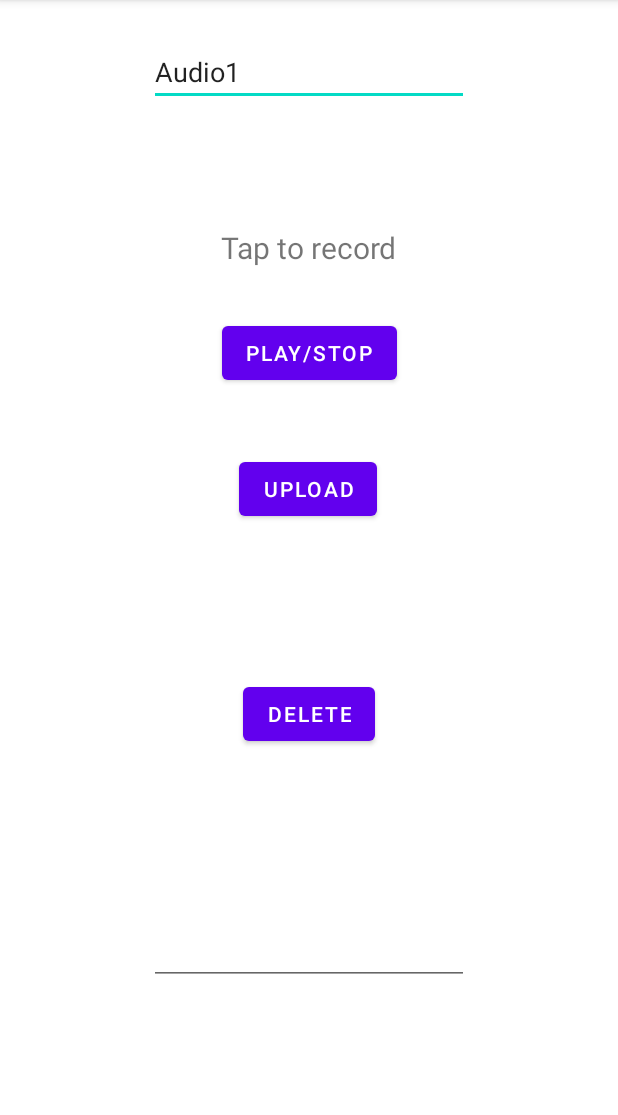
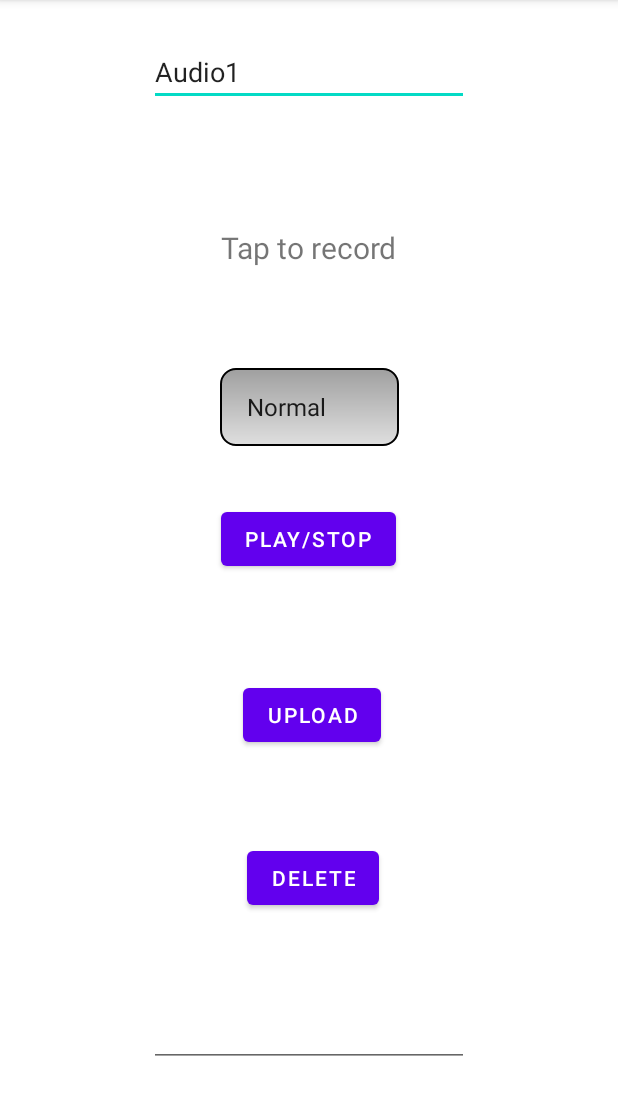
Before and after one commit to BatKol/BatKol, an Android app: the newRecordActivity screen opened directly, with no data from a screen before it, after a tap on "PLAY/STOP", on a phone screen of 412 x 824 dp, the part 84-1199 px from its top. Run offline under Robolectric (Android 15) with nearby library versions, the phone set to English and light mode, and no system bars; our stand-ins replace Firebase (no records; nobody signed in at launch, a user with empty details on screens opened directly); 2 other taps on this screen came first.

Commit message:
add effects to records, also fixed layout card bug

```diff
--- a/app/src/main/java/com/example/batkol/Main_flow.java
+++ b/app/src/main/java/com/example/batkol/Main_flow.java
@@ -184,6 +184,10 @@ public class Main_flow extends AppCompatActivity{
             card.setCreatorName(posts.get(i).name);
             card.setPublishDate(posts.get(i).date.toString());
             card.setRecordUrl(posts.get(i).url);
+            float[] effect = new float[2];
+            effect[0] = posts.get(i).record_pitch;
+            effect[1] = posts.get(i).record_speed;
+            card.setEffect(effect);
             cards.add(card);
 
         }
--- a/app/src/main/java/com/example/batkol/RegisterActivity.java
+++ b/app/src/main/java/com/example/batkol/RegisterActivity.java
@@ -1,14 +1,12 @@
 package com.example.batkol;
 
 import android.content.Intent;
-import android.net.Uri;
 import android.os.Bundle;
 
 import androidx.annotation.NonNull;
 import androidx.appcompat.app.AppCompatActivity;
 
 
-import android.provider.ContactsContract;
 import android.util.Log;
 import android.view.View;
 import android.widget.Button;
@@ -24,6 +22,8 @@ import com.google.firebase.auth.FirebaseAuth;
 import com.google.firebase.auth.FirebaseUser;
 import com.google.firebase.auth.UserProfileChangeRequest;
 import com.google.firebase.firestore.FirebaseFirestore;
+
+import models.User;
 
 public class RegisterActivity extends AppCompatActivity implements View.OnClickListener {
 
@@ -118,6 +118,7 @@ public class RegisterActivity extends AppCompatActivity implements View.OnClickL
                 });
     }
 
+
     private void updateUserInformation(FirebaseUser firebaseUser) {
         userObject = new User(firebaseUser.getUid(),userName.getText().toString(),userPhone.getText().toString(), userEmail.getText().toString());
 
--- a/app/src/main/java/com/example/batkol/newRecordActivity.java
+++ b/app/src/main/java/com/example/batkol/newRecordActivity.java
@@ -11,8 +11,10 @@ import android.content.Context;
 import android.content.Intent;
 import android.content.pm.PackageManager;
 import android.media.AudioFormat;
+import android.media.AudioTrack;
 import android.media.MediaPlayer;
 import android.media.MediaRecorder;
+import android.media.PlaybackParams;
 import android.net.Uri;
 import android.os.Build;
 import android.os.Bundle;
@@ -20,8 +22,10 @@ import android.speech.RecognizerIntent;
 import android.util.Log;
 import android.view.MotionEvent;
 import android.view.View;
+import android.widget.ArrayAdapter;
 import android.widget.Button;
 import android.widget.EditText;
+import android.widget.Spinner;
 import android.widget.TextView;
 import android.widget.Toast;
 
@@ -66,6 +70,7 @@ public class newRecordActivity extends AppCompatActivity implements View.OnClick
     boolean playing = false, recording = false,canUpload = false;
     String recordNameS = null;
     FirebaseStorage storage = FirebaseStorage.getInstance();
+    private Spinner freqSpinner;
     private MediaPlayer player = null;
     FirebaseUser user;
     FirebaseFirestore db;
@@ -73,7 +78,7 @@ public class newRecordActivity extends AppCompatActivity implements View.OnClick
     Boolean finishUpload = false;
     STT stt;
     ArrayList<String> datastt= new ArrayList<>();
-
+    ArrayAdapter<String> effectAdapter;
 
     @Override
     protected void onCreate(Bundle savedInstanceState)
@@ -88,6 +93,7 @@ public class newRecordActivity extends AppCompatActivity implements View.OnClick
         btn_play = (Button)findViewById(R.id.button_play);
         btn_delete = (Button)findViewById(R.id.button_delete);
         description = findViewById(R.id.description_text);
+        freqSpinner = findViewById(R.id.freqSpinner);
 
         btn_delete.setVisibility(View.INVISIBLE);
         btn_upload.setVisibility(View.INVISIBLE);
@@ -96,6 +102,13 @@ public class newRecordActivity extends AppCompatActivity implements View.OnClick
         mAuth = FirebaseAuth.getInstance();
         db = FirebaseFirestore.getInstance();
         user = mAuth.getCurrentUser();
+
+
+        String[] effectsList = getResources().getStringArray(R.array.Effects);
+        effectAdapter = new ArrayAdapter<String>(this, android.R.layout.simple_spinner_item, effectsList);
+        effectAdapter.setDropDownViewResource(android.R.layout.simple_spinner_dropdown_item);
+        freqSpinner.setAdapter(effectAdapter);
+        freqSpinner.setVisibility(View.GONE);
 
         btn_delete.setOnClickListener(this);
         btn_upload.setOnClickListener(this);
@@ -121,7 +134,7 @@ public class newRecordActivity extends AppCompatActivity implements View.OnClick
 //            }
 //        });
     }
-
+;
     @Override
     public void onClick(View v) {
         if (v == btn_record){
@@ -192,7 +205,8 @@ public class newRecordActivity extends AppCompatActivity implements View.OnClick
                     String dateF = pf.format(date);
                     //postID
                     String postID = AlgorithmsLibrary.hashMD5(userID+fileName+descrition+date);
-                    AudioPosts post = new AudioPosts(username,fileName,url,descrition,postID,userID,date);
+                    float[] effect = getRecordEffect();
+                    AudioPosts post = new AudioPosts(username,fileName,url,descrition,postID,userID,date, effect[0],effect[1]);
 
 
                     db.collection("Posts").document(postID)
@@ -227,10 +241,6 @@ public class newRecordActivity extends AppCompatActivity implements View.OnClick
                                     Log.w("UploadTask", "Error writing document", e);
                                 }
                             });
-
-
-
-
                 }
             });
 
@@ -249,6 +259,11 @@ public class newRecordActivity extends AppCompatActivity implements View.OnClick
         player = new MediaPlayer();
         try {
             player.setDataSource(recordNameS);
+            float[] effect = getRecordEffect();
+            PlaybackParams params = new PlaybackParams();
+            params.setPitch(effect[0]); // pitch
+            params.setSpeed(effect[1]); // speed
+            player.setPlaybackParams(params);
             player.prepare();
             player.start();
             playing = true;
@@ -261,6 +276,7 @@ public class newRecordActivity extends AppCompatActivity implements View.OnClick
         btn_delete.setVisibility(View.INVISIBLE);
         btn_upload.setVisibility(View.INVISIBLE);
         btn_play.setVisibility(View.INVISIBLE);
+        freqSpinner.setVisibility(View.GONE);
         btn_record.setVisibility(View.VISIBLE);
     }
 
@@ -268,8 +284,10 @@ public class newRecordActivity extends AppCompatActivity implements View.OnClick
         if (!recording){
             return;
         }
-       recorder.stop();
+        recorder.stop();
         recorder.release();
+        freqSpinner.setVisibility(View.VISIBLE);
+
         stt.StoptSTT(()->{
             System.out.println(Arrays.toString(new ArrayList[]{datastt}));
             System.out.println("ready to send");
@@ -322,6 +340,39 @@ public class newRecordActivity extends AppCompatActivity implements View.OnClick
         btn_record.setText("Tap to Stop");
     }
 
+    // return the desired effect by getting the position from the spinner and fetch the settings
+    // for record pitch and speed
+    private float[] getRecordEffect()
+    {
+        float[] pitch_speed = new float[2];
+        //default values
+        pitch_speed[0] = 1.0f;
+        pitch_speed[1] = 1.0f;
+
+        try
+        {
+            int spinner_pos = freqSpinner.getSelectedItemPosition();
+            String[] effect_values = getResources().getStringArray(R.array.effectValues);
+            String[] effectSettings = effect_values[spinner_pos].split(",");
+            pitch_speed[0] = Float.parseFloat(effectSettings[0]);
+            pitch_speed[1] = Float.parseFloat(effectSettings[1]);
+
+        }catch (Exception e)
+        {
+            Log.d("Error", e.getMessage());
+        }
+
+        return pitch_speed;
+    }
+
+
+    @Override
+    public void onBackPressed()
+    {
+        super.onBackPressed();
+        finish();
+    }
+
     private void checkPermission() {
         if (Build.VERSION.SDK_INT >= Build.VERSION_CODES.M) {
             ActivityCompat.requestPermissions(this,new String[]{Manifest.permission.RECORD_AUDIO},RecordAudioRequestCode);
--- a/app/src/main/java/com/example/batkol/User.java
+++ b/app/src/main/java/models/User.java
@@ -1,4 +1,4 @@
-package com.example.batkol;
+package models;
 
 public class User {
     String uid,phoneNumber,nameDisplay,email;
--- /dev/null
+++ b/app/src/main/res/drawable/border.xml
@@ -0,0 +1,26 @@
+<?xml version="1.0" encoding="utf-8"?>
+<shape xmlns:android="http://schemas.android.com/apk/res/android"
+    android:layout_height="wrap_content"
+    android:layout_width="wrap_content">
+
+    <solid android:color="#77000000" />
+
+    <corners android:radius="10dip" />
+
+    <gradient
+        android:angle="-90"
+        android:endColor="#44FF0000"
+        android:startColor="#CCFF0000" />
+
+    <padding
+        android:bottom="10dip"
+        android:left="10dip"
+        android:right="10dip"
+        android:top="10dip" />
+
+    <stroke
+        android:width="1dip"
+        android:color="#000000" >
+    </stroke>
+
+</shape>
--- a/app/src/main/res/layout/activity_new_record.xml
+++ b/app/src/main/res/layout/activity_new_record.xml
@@ -4,6 +4,7 @@
     xmlns:tools="http://schemas.android.com/tools"
     android:layout_width="match_parent"
     android:layout_height="match_parent"
+    android:background="#FFFFFF"
     tools:context=".newRecordActivity">
 
     <TextView
@@ -37,9 +38,10 @@
         android:text="play/stop"
         app:layout_constraintBottom_toBottomOf="parent"
         app:layout_constraintEnd_toEndOf="@+id/recordLabel"
+        app:layout_constraintHorizontal_bias="0.0"
         app:layout_constraintStart_toStartOf="@+id/recordLabel"
         app:layout_constraintTop_toBottomOf="@+id/recordLabel"
-        app:layout_constraintVertical_bias="0.06" />
+        app:layout_constraintVertical_bias="0.29" />
 
     <Button
         android:id="@+id/button_upload"
@@ -48,10 +50,10 @@
         android:text="upload"
         app:layout_constraintBottom_toBottomOf="parent"
         app:layout_constraintEnd_toEndOf="@+id/button_play"
-        app:layout_constraintHorizontal_bias="0.458"
+        app:layout_constraintHorizontal_bias="0.583"
         app:layout_constraintStart_toStartOf="@+id/button_play"
         app:layout_constraintTop_toBottomOf="@+id/button_play"
-        app:layout_constraintVertical_bias="0.093" />
+        app:layout_constraintVertical_bias="0.206" />
 
     <Button
         android:id="@+id/button_delete"
@@ -88,4 +90,16 @@
         app:layout_constraintEnd_toEndOf="parent"
         app:layout_constraintStart_toStartOf="parent"
         app:layout_constraintTop_toBottomOf="@+id/button_delete" />
+
+    <Spinner
+        android:id="@+id/freqSpinner"
+        android:background="@drawable/border"
+        android:layout_width="119dp"
+        android:layout_height="52dp"
+        android:backgroundTint="@color/black"
+        app:layout_constraintBottom_toTopOf="@+id/button_play"
+        app:layout_constraintEnd_toEndOf="parent"
+        app:layout_constraintStart_toStartOf="parent"
+        app:layout_constraintTop_toBottomOf="@+id/recordLabel"
+        app:layout_constraintVertical_bias="0.637" />
 </androidx.constraintlayout.widget.ConstraintLayout>
--- a/app/src/main/res/layout/audio_card_layout.xml
+++ b/app/src/main/res/layout/audio_card_layout.xml
@@ -3,6 +3,7 @@
     xmlns:app="http://schemas.android.com/apk/res-auto"
     xmlns:tools="http://schemas.android.com/tools"
     android:layout_width="match_parent"
+    android:layoutDirection="ltr"
     android:layout_height="wrap_content"
 
     android:layout_marginTop="25dp">
--- a/app/src/main/res/values/strings.xml
+++ b/app/src/main/res/values/strings.xml
@@ -20,4 +20,25 @@
     <string name="hello_world">Hello Square World!</string>
     <string name="search">search</string>
 
+
+    <string-array name="Effects">
+        <item>Normal</item>
+        <item>Slow Motion</item>
+        <item>Amichai</item>
+        <item>noName</item>
+        <item>youtuber</item>
+        <item>chipmunk</item>
+
+    </string-array>
+<!--  same order as the Effect list-->
+    <string-array name="effectValues">
+        <item>1.0f,1.0f</item>
+        <item>1.0f,0.55f</item>
+        <item>0.8f,1.1f</item>
+        <item>1.55f,1.0f</item>
+        <item>3.5f,1.2f</item>
+        <item>2.16f,1.95f</item>
+
+    </string-array>
+
 </resources>
```
Also changed, not shown: app/src/main/AndroidManifest.xml (+9 -12 lines), app/src/main/java/com/example/batkol/AudioPosts.java (+11 -2 lines), app/src/main/java/com/example/batkol/soundpoolTest.java (added, +106 -0 lines), app/src/main/java/models/RecordCard.java (+7 -1 lines), app/src/main/java/utils/RecordList_adapter.java (+11 -18 lines), app/src/main/res/layout/activity_soundpool_test.xml (added, +54 -0 lines).
